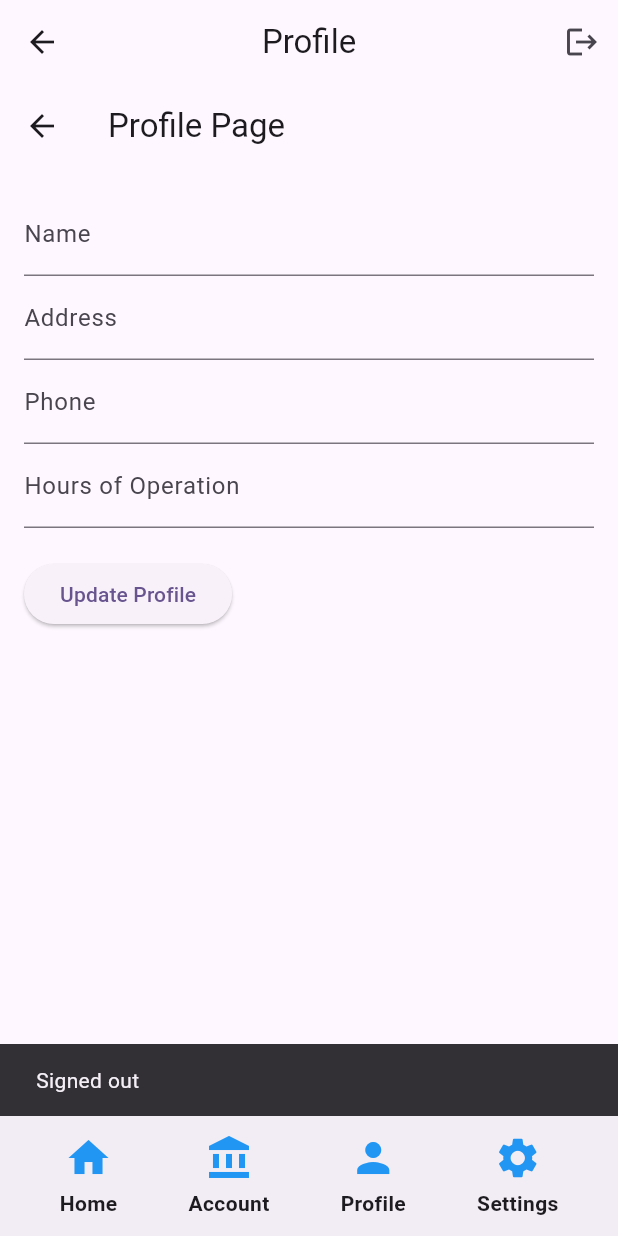
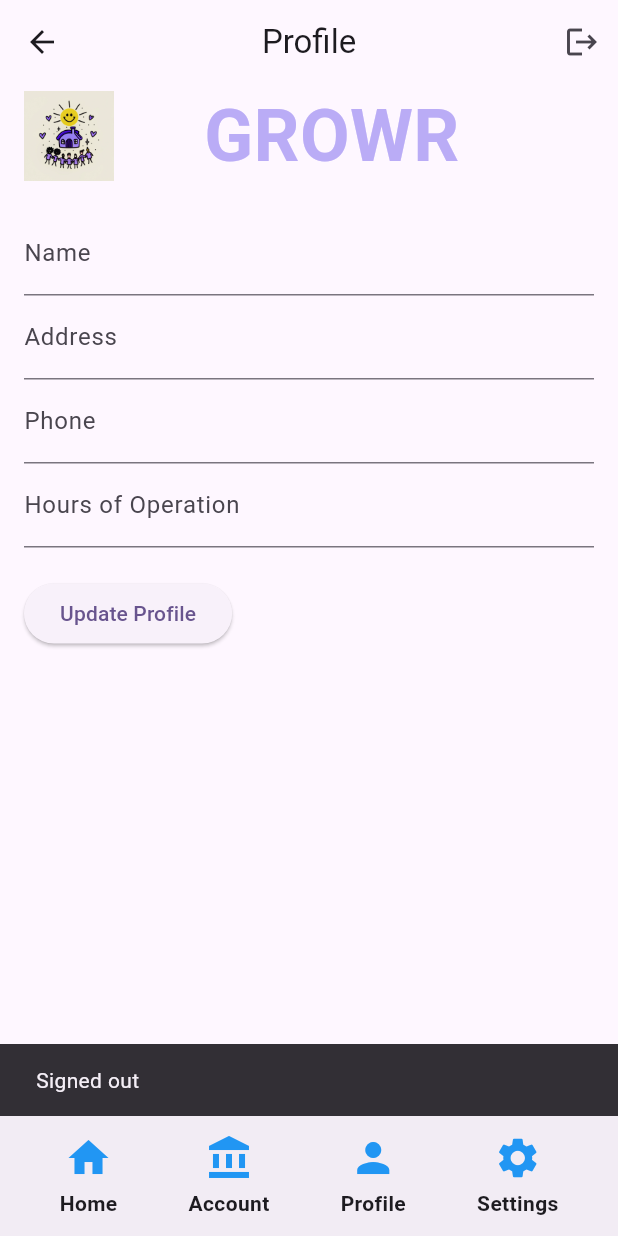
Before and after one commit to patternproject/growr-001, a Flutter app: the MainScaffold screen opened by its route, item 2 of the bottom bar chosen, after a tap on the "logout" icon, on a phone screen of 412 x 824 dp. Run offline on Flutter 3.47's test engine with Material 3 defaults, Android fonts, the phone set to English and light mode, and no system bars; our stand-ins replace cloud_firestore, file_picker, firebase_auth, firebase_core, fluttertoast, google_sign_in and 1 more; accounts and stored records are empty.

Commit message:
Added the header of the application screens

```diff
--- /dev/null
+++ b/lib/common/app_footer.dart
@@ -0,0 +1,38 @@
+import 'package:flutter/material.dart';
+
+import 'nav_icon.dart';
+
+class BottomFooterBar extends StatelessWidget {
+  const BottomFooterBar({super.key});
+
+  @override
+  Widget build(BuildContext context) {
+    return const BottomAppBar(
+      child: Row(
+        mainAxisAlignment: MainAxisAlignment.spaceAround,
+        children: [
+          NavIconButton(
+            icon: Icons.home,
+            label: 'Home',
+            targetRoute: '/home',
+          ),
+          NavIconButton(
+            icon: Icons.account_balance,
+            label: 'Account',
+            targetRoute: '/account-home',
+          ),
+          NavIconButton(
+            icon: Icons.person,
+            label: 'Profile',
+            targetRoute: '/profile',
+          ),
+          NavIconButton(
+            icon: Icons.settings,
+            label: 'Settings',
+            targetRoute: '/settings',
+          ),
+        ],
+      ),
+    );
+  }
+}
--- /dev/null
+++ b/lib/common/main_scaffold.dart
@@ -0,0 +1,96 @@
+import 'package:flutter/material.dart';
+
+import '../auth_service.dart';
+import 'app_footer.dart';
+
+class MainScaffold extends StatefulWidget {
+  final Widget body;
+  final String title;
+
+  const MainScaffold({super.key, required this.body, required this.title});
+
+  @override
+  State<MainScaffold> createState() => _MainScaffoldState();
+}
+
+class _MainScaffoldState extends State<MainScaffold> {
+  final AuthService _authService = AuthService();
+
+  bool isSignedIn = false;
+
+  @override
+  void initState() {
+    super.initState();
+    _checkSignInStatus(); // Check sign-in status when the app starts
+  }
+
+  // Check if the user is signed in
+  void _checkSignInStatus() async {
+    var user = await _authService.getCurrentUser();
+    setState(() {
+      isSignedIn = user != null;
+    });
+  }
+
+  // Handle logout and navigate to the sign-in screen
+  void _handleLogout() async {
+    if (isSignedIn) {
+      await _authService.signOut(); // Log out the user
+      setState(() {
+        isSignedIn = false; // Update sign-in status
+      });
+      ScaffoldMessenger.of(context)
+          .showSnackBar(SnackBar(content: Text("Signed out")));
+    }
+    Navigator.pushReplacementNamed(
+        context, '/signin'); // Navigate to SignInPage
+  }
+
+  @override
+  Widget build(BuildContext context) {
+    return Scaffold(
+      appBar: AppBar(
+        title: Text(widget.title),
+        centerTitle: true, // Center the title
+        actions: [
+          IconButton(
+            onPressed: _handleLogout, // Use the logout function
+            icon: Icon(Icons.logout),
+          ),
+        ],
+      ),
+      body: Column(
+        children: [
+          Row(
+            mainAxisAlignment: MainAxisAlignment.start,
+            children: [
+              Padding(
+                padding: const EdgeInsets.only(left: 16.0),
+                child: Image.asset(
+                  'assets/images/logo.png',
+                  // Ensure your app logo is in the assets folder
+                  width: 60,
+                  height: 60,
+                ),
+              ),
+
+              Padding(
+                padding: const EdgeInsets.only(left: 60.0),
+                child: Text(
+                  'GROWR',
+                  style: TextStyle(
+                    fontSize: 48,
+                    fontWeight: FontWeight.w600,
+                    color: Color(0xFFBAACF6),
+                  ),
+                ),
+              )
+            ],
+          ),
+          Expanded(child: widget.body),
+        ],
+      ), // Dynamic body content based on route
+      bottomNavigationBar: BottomFooterBar(),
+    );
+  }
+}
--- /dev/null
+++ b/lib/common/nav_icon.dart
@@ -0,0 +1,46 @@
+import 'package:flutter/material.dart';
+
+class NavIconButton extends StatelessWidget {
+  final IconData icon;
+  final String label;
+  final String targetRoute;
+
+  const NavIconButton({
+    super.key,
+    required this.icon,
+    required this.label,
+    required this.targetRoute,
+  });
+
+  @override
+  Widget build(BuildContext context) {
+    return GestureDetector(
+      onTap: () {
+        Navigator.pushNamed(context, targetRoute);
+      },
+      child: Column(
+        mainAxisAlignment: MainAxisAlignment.center,
+        // Center content vertically
+        crossAxisAlignment: CrossAxisAlignment.center,
+        // Center content horizontally
+        children: [
+          Icon(
+            icon,
+            size: 32, // 4 times the default icon size (default is 24)
+            color: Colors.blue,
+            // You can change the icon color
+          ),
+          const SizedBox(height: 4), // Space between the icon and the label
+          Text(
+            label,
+            style: const TextStyle(
+              fontSize: 14, // Adjust the label font size
+              fontWeight: FontWeight.bold, // Bold the label
+            ),
+            textAlign: TextAlign.center, // Center-align the text
+          ),
+        ],
+      ),
+    );
+  }
+}
--- a/lib/main.dart
+++ b/lib/main.dart
@@ -2,6 +2,7 @@
 import 'package:growr/settings.dart';
 import 'package:growr/signin.dart';
 import 'auth_service.dart';
+import 'common/main_scaffold.dart';
 import 'firebase_options.dart';
 import 'package:flutter/material.dart';
 import 'package:growr/screens/account.dart';
@@ -106,144 +107,3 @@
     );
   }
 }
-
-class MainScaffold extends StatefulWidget {
-  final Widget body;
-  final String title;
-
-  const MainScaffold({super.key, required this.body, required this.title});
-
-  @override
-  State<MainScaffold> createState() => _MainScaffoldState();
-}
-
-class _MainScaffoldState extends State<MainScaffold> {
-  final AuthService _authService = AuthService();
-
-  bool isSignedIn = false;
-
-  @override
-  void initState() {
-    super.initState();
-    _checkSignInStatus(); // Check sign-in status when the app starts
-  }
-
-  // Check if the user is signed in
-  void _checkSignInStatus() async {
-    var user = await _authService.getCurrentUser();
-    setState(() {
-      isSignedIn = user != null;
-    });
-  }
-
-  // Handle logout and navigate to the sign-in screen
-  void _handleLogout() async {
-    if (isSignedIn) {
-      await _authService.signOut(); // Log out the user
-      setState(() {
-        isSignedIn = false; // Update sign-in status
-      });
-      ScaffoldMessenger.of(context).showSnackBar(SnackBar(content: Text("Signed out")));
-    }
-    Navigator.pushReplacementNamed(context, '/signin'); // Navigate to SignInPage
-  }
-
-  @override
-  Widget build(BuildContext context) {
-    return Scaffold(
-      appBar: AppBar(
-        title: Text(widget.title),
-        centerTitle: true, // Center the title
-        actions: [
-          IconButton(
-            onPressed: _handleLogout, // Use the logout function
-            icon: Icon(Icons.logout),
-          ),
-        ],
-      ),
-      body: widget.body, // Dynamic body content based on route
-      bottomNavigationBar: BottomFooterBar(),
-    );
-  }
-}
-
-
-class BottomFooterBar extends StatelessWidget {
-  const BottomFooterBar({super.key});
-
-  @override
-  Widget build(BuildContext context) {
-    return const BottomAppBar(
-      child: Row(
-        mainAxisAlignment: MainAxisAlignment.spaceAround,
-        children: [
-          NavIconButton(
-            icon: Icons.home,
-            label: 'Home',
-            targetRoute: '/home',
-          ),
-          NavIconButton(
-            icon: Icons.account_balance,
-            label: 'Account',
-            targetRoute: '/account-home',
-          ),
-          NavIconButton(
-            icon: Icons.person,
-            label: 'Profile',
-            targetRoute: '/profile',
-          ),
-          NavIconButton(
-            icon: Icons.settings,
-            label: 'Settings',
-            targetRoute: '/settings',
-          ),
-        ],
-      ),
-    );
-  }
-}
-
-class NavIconButton extends StatelessWidget {
-  final IconData icon;
-  final String label;
-  final String targetRoute;
-
-  const NavIconButton({
-    super.key,
-    required this.icon,
-    required this.label,
-    required this.targetRoute,
-  });
-
-  @override
-  Widget build(BuildContext context) {
-    return GestureDetector(
-      onTap: () {
-        Navigator.pushNamed(context, targetRoute);
-      },
-      child: Column(
-        mainAxisAlignment: MainAxisAlignment.center,
-        // Center content vertically
-        crossAxisAlignment: CrossAxisAlignment.center,
-        // Center content horizontally
-        children: [
-          Icon(
-            icon,
-            size: 32, // 4 times the default icon size (default is 24)
-            color: Colors.blue,
-            // You can change the icon color
-          ),
-          const SizedBox(height: 4), // Space between the icon and the label
-          Text(
-            label,
-            style: const TextStyle(
-              fontSize: 14, // Adjust the label font size
-              fontWeight: FontWeight.bold, // Bold the label
-            ),
-            textAlign: TextAlign.center, // Center-align the text
-          ),
-        ],
-      ),
-    );
-  }
-}
--- a/lib/screens/account_home.dart
+++ b/lib/screens/account_home.dart
@@ -13,13 +13,13 @@
   @override
   Widget build(BuildContext context) {
     return  Scaffold(
-      appBar: AppBar(
-        backgroundColor: Theme.of(context).colorScheme.inversePrimary,
-        title: Text(widget.title),
-        actions: <Widget>[IconButton(onPressed: () {
-          Navigator.pushNamed(context, '/home');
-        }, icon: Icon(Icons.home)),]
-      ),
+      // appBar: AppBar(
+      //   backgroundColor: Theme.of(context).colorScheme.inversePrimary,
+      //   title: Text(widget.title),
+      //   actions: <Widget>[IconButton(onPressed: () {
+      //     Navigator.pushNamed(context, '/home');
+      //   }, icon: Icon(Icons.home)),]
+      // ),
       body: const Center(
           child: Column(
             mainAxisAlignment: MainAxisAlignment.end,
--- a/lib/screens/profile.dart
+++ b/lib/screens/profile.dart
@@ -161,7 +161,7 @@
   @override
   Widget build(BuildContext context) {
     return Scaffold(
-      appBar: AppBar(title: Text('Profile Page')),
+      //appBar: AppBar(title: Text('Profile Page')),
       body: Padding(
         padding: const EdgeInsets.all(16.0),
         child: isLoading
--- a/lib/settings.dart
+++ b/lib/settings.dart
@@ -1,69 +1,96 @@
 import 'package:flutter/material.dart';
-import 'package:package_info/package_info.dart';
+import 'package:package_info_plus/package_info_plus.dart';
 
-class SettingsScreen extends StatelessWidget {
+class SettingsScreen extends StatefulWidget {
   const SettingsScreen({super.key});
 
-  // Function to get app info like version and build number
-  Future<String> _getAppInfo() async {
-    PackageInfo packageInfo = await PackageInfo.fromPlatform();
-    return packageInfo.version + " (" + packageInfo.buildNumber + ")";
+  @override
+  State<SettingsScreen> createState() => _SettingsScreenState();
 }
 
+class _SettingsScreenState extends State<SettingsScreen> {
+  PackageInfo _packageInfo = PackageInfo(
+    appName: 'Unknown',
+    packageName: 'Unknown',
+    version: 'Unknown',
+    buildNumber: 'Unknown',
+    buildSignature: 'Unknown',
+    installerStore: 'Unknown',
+  );
+
+  @override
+  void initState() {
+    super.initState();
+    _initPackageInfo();
+  }
+
+  Future<void> _initPackageInfo() async {
+    final info = await PackageInfo.fromPlatform();
+    setState(() {
+      _packageInfo = info;
+    });
+  }
+
+  Widget _infoTile(String title, String subtitle) {
+    return ListTile(
+      title: Text(title),
+      subtitle: Text(subtitle.isEmpty ? 'Not set' : subtitle),
+    );
+  }
 
   @override
   Widget build(BuildContext context) {
     return Scaffold(
-      appBar: AppBar(
-        title: const Text("Settings"),
-      ),
+      // appBar: AppBar(
+      //   title: const Text("Settings"),
+      // ),
       body: Center(  // Center everything in the screen
         child: Padding(
           padding: const EdgeInsets.all(16.0),
           child: Column(
-            mainAxisAlignment: MainAxisAlignment.center,  // Center content vertically
-            crossAxisAlignment: CrossAxisAlignment.center,  // Center content horizontally
+            mainAxisAlignment: MainAxisAlignment.start,  // Center content vertically
+            crossAxisAlignment: CrossAxisAlignment.start,  // Center content horizontally
             children: [
               // Application logo
-              Image.asset(
-                'assets/images/logo.png', // Ensure your app logo is in the assets folder
-                width: 150,
-                height: 150,
-              ),
-              const SizedBox(height: 20),
+              // Image.asset(
+              //   'assets/images/logo.png', // Ensure your app logo is in the assets folder
+              //   width: 150,
+              //   height: 150,
+              // ),
+              // const SizedBox(height: 20),
 
               // Application name
-              const Text(
+              Padding(
+                padding: const EdgeInsets.only(left: 12.0),
+                child: const Text(
                   "GROWR",
+                  textAlign: TextAlign.left,
                   style: TextStyle(
                     fontSize: 24,
                     fontWeight: FontWeight.bold,
                   ),
                 ),
+              ),
               const SizedBox(height: 10),
 
+              _infoTile('App name', _packageInfo.appName),
+              _infoTile('Package name', _packageInfo.packageName),
+              _infoTile('App version', _packageInfo.version),
+              _infoTile('Build number', _packageInfo.buildNumber),
+              _infoTile('Build signature', _packageInfo.buildSignature),
+              _infoTile(
+                'Installer store',
+                _packageInfo.installerStore ?? 'not available',
+              ),
               // Build number and version
-              FutureBuilder<String>(
-                future: _getAppInfo(),
-                builder: (context, snapshot) {
-                  if (snapshot.connectionState == ConnectionState.waiting) {
-                    return const CircularProgressIndicator();
-                  } else if (snapshot.hasError) {
-                    return const Text("Error fetching app info");
-                  } else {
-                    return Text(
-                      "Version: ${snapshot.data}",
-                      style: const TextStyle(fontSize: 16),
-                    );
-                  }
-                },
-              ),
               const SizedBox(height: 20),
 
               // Copyright message with current year
-              Text(
+              Center(
+                child: Text(
                   "© ${DateTime.now().year} GROWR. All rights reserved.",
                   style: const TextStyle(fontSize: 14, color: Colors.grey),
+                ),
               ),
             ],
           ),
--- a/lib/signin.dart
+++ b/lib/signin.dart
@@ -148,10 +148,10 @@
   @override
   Widget build(BuildContext context) {
     return Scaffold(
-      appBar: AppBar(
-        backgroundColor: Theme.of(context).colorScheme.inversePrimary,
-        title: Text(widget.title),
-      ),
+      // appBar: AppBar(
+      //   backgroundColor: Theme.of(context).colorScheme.inversePrimary,
+      //   title: Text(widget.title),
+      // ),
       body: Center(
         child: Padding(
           padding: const EdgeInsets.all(16.0),
--- a/pubspec.yaml
+++ b/pubspec.yaml
@@ -32,13 +32,10 @@
     sdk: flutter
   fluttertoast: ^8.0.9
   file_picker: ^8.1.4
-#  google_sign_in: ^5.0.7
-#  firebase_auth: ^4.10.0
-#  firebase_core: ^2.20.0
   google_sign_in: ^6.2.2
   firebase_auth: ^5.3.3
   firebase_core: ^3.8.0
-  package_info: ^2.0.0
+
 
 
 
@@ -50,6 +47,7 @@
   firebase_storage: ^12.3.6
   firebase_database: ^11.1.6
   firebase_app_installations: ^0.3.1+6
+  package_info_plus: ^8.1.1
 
 
 dev_dependencies:
```
Also changed, not shown: lib/home.dart (+7 -7 lines), lib/screens/account.dart (+7 -7 lines), lib/screens/loan_accept.dart (+12 -12 lines), lib/screens/loan_application.dart (+14 -14 lines), lib/screens/services.dart (+14 -14 lines), pubspec.lock, 1 other file. Lines whose indentation alone changed are shown as unchanged.
